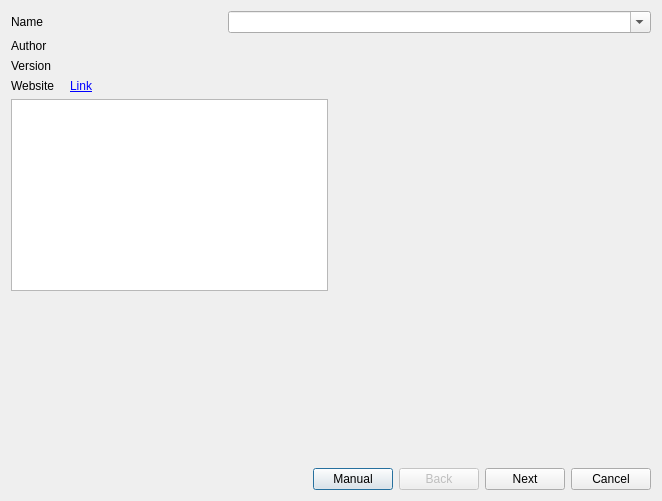
This is plugins/installer_fomod/src/fomodinstallerdialog.ui in Holt59/mo2-merge as Qt 5 draws it before an edit. The edited form follows.
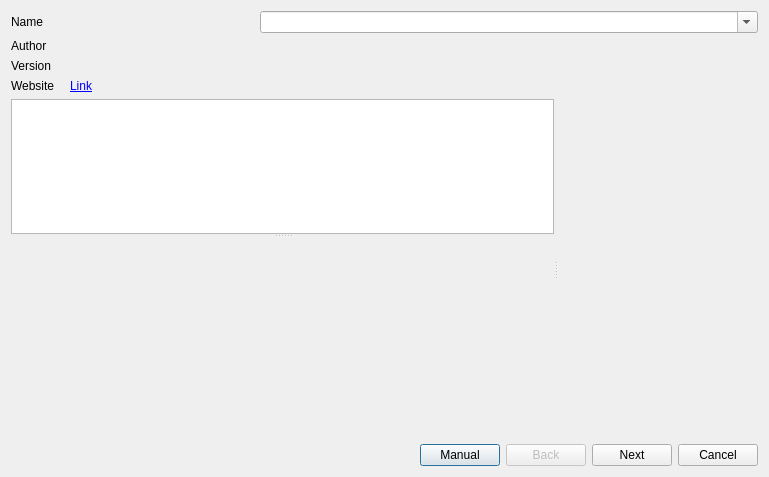
This is the edited form. Custom widgets are drawn as their Qt base class.

```diff
--- a/plugins/installer_fomod/src/fomodinstallerdialog.ui
+++ b/plugins/installer_fomod/src/fomodinstallerdialog.ui
@@ -6,16 +6,19 @@
    <rect>
     <x>0</x>
     <y>0</y>
-    <width>662</width>
-    <height>501</height>
+    <width>769</width>
+    <height>477</height>
    </rect>
   </property>
   <property name="windowTitle">
    <string>FOMOD Installation Dialog</string>
   </property>
-  <layout class="QVBoxLayout" name="verticalLayout">
+  <layout class="QVBoxLayout" name="verticalLayout" stretch="0,0,0,0">
    <item>
     <layout class="QHBoxLayout" name="horizontalLayout_2" stretch="1,2">
+     <property name="spacing">
+      <number>0</number>
+     </property>
      <item>
       <widget class="QLabel" name="label">
        <property name="text">
@@ -25,6 +28,12 @@
      </item>
      <item>
       <widget class="QComboBox" name="nameCombo">
+       <property name="sizePolicy">
+        <sizepolicy hsizetype="Minimum" vsizetype="Fixed">
+         <horstretch>0</horstretch>
+         <verstretch>0</verstretch>
+        </sizepolicy>
+       </property>
        <property name="editable">
         <bool>true</bool>
        </property>
@@ -33,10 +42,6 @@
     </layout>
    </item>
    <item>
-    <layout class="QHBoxLayout" name="horizontalLayout" stretch="1,1">
-     <item>
-      <layout class="QVBoxLayout" name="verticalLayout_2">
-       <item>
         <layout class="QFormLayout" name="formLayout">
          <property name="fieldGrowthPolicy">
           <enum>QFormLayout::AllNonFixedFieldsGrow</enum>
@@ -86,62 +91,83 @@
            </property>
           </widget>
          </item>
-        </layout>
-       </item>
-       <item>
-        <widget class="QTextEdit" name="descriptionText">
-         <property name="readOnly">
-          <bool>true</bool>
+     <item row="0" column="1">
+      <widget class="QLabel" name="authorLabel">
+       <property name="text">
+        <string/>
          </property>
         </widget>
        </item>
+    </layout>
+   </item>
        <item>
-        <widget class="QLabel" name="screenshotLabel">
+    <widget class="QSplitter" name="splitter_2">
          <property name="sizePolicy">
           <sizepolicy hsizetype="Expanding" vsizetype="Expanding">
            <horstretch>0</horstretch>
            <verstretch>0</verstretch>
           </sizepolicy>
          </property>
+     <property name="orientation">
+      <enum>Qt::Horizontal</enum>
+     </property>
+     <property name="childrenCollapsible">
+      <bool>false</bool>
+     </property>
+     <widget class="QSplitter" name="splitter">
+      <property name="orientation">
+       <enum>Qt::Vertical</enum>
+      </property>
+      <property name="childrenCollapsible">
+       <bool>false</bool>
+      </property>
+      <widget class="QTextEdit" name="descriptionText">
+       <property name="sizePolicy">
+        <sizepolicy hsizetype="Preferred" vsizetype="Preferred">
+         <horstretch>0</horstretch>
+         <verstretch>0</verstretch>
+        </sizepolicy>
+       </property>
          <property name="minimumSize">
           <size>
            <width>0</width>
-           <height>0</height>
-          </size>
-         </property>
-         <property name="maximumSize">
+         <height>100</height>
+        </size>
+       </property>
+       <property name="readOnly">
+        <bool>true</bool>
+       </property>
+      </widget>
+      <widget class="ScaleLabel" name="screenshotLabel">
+       <property name="sizePolicy">
+        <sizepolicy hsizetype="Minimum" vsizetype="Minimum">
+         <horstretch>0</horstretch>
+         <verstretch>0</verstretch>
+        </sizepolicy>
+       </property>
+       <property name="minimumSize">
           <size>
-           <width>16777215</width>
-           <height>16777215</height>
+         <width>320</width>
+         <height>200</height>
           </size>
          </property>
          <property name="text">
           <string/>
          </property>
         </widget>
-       </item>
-      </layout>
-     </item>
-     <item>
+     </widget>
       <widget class="QStackedWidget" name="stepsStack">
-       <property name="sizePolicy">
-        <sizepolicy hsizetype="Preferred" vsizetype="Preferred">
-         <horstretch>0</horstretch>
-         <verstretch>0</verstretch>
-        </sizepolicy>
-       </property>
-       <property name="maximumSize">
+      <property name="minimumSize">
         <size>
-         <width>16777215</width>
-         <height>16777215</height>
+        <width>200</width>
+        <height>0</height>
         </size>
        </property>
        <property name="currentIndex">
         <number>-1</number>
        </property>
       </widget>
-     </item>
-    </layout>
+    </widget>
    </item>
    <item>
     <layout class="QHBoxLayout" name="horizontalLayout_3">
@@ -199,6 +225,13 @@
    </item>
   </layout>
  </widget>
+ <customwidgets>
+  <customwidget>
+   <class>ScaleLabel</class>
+   <extends>QLabel</extends>
+   <header>scalelabel.h</header>
+  </customwidget>
+ </customwidgets>
  <resources/>
  <connections/>
 </ui>
```
Left out of the diff: 7 changed lines with no effect on the pictures. Lines whose indentation alone changed are shown as unchanged.
